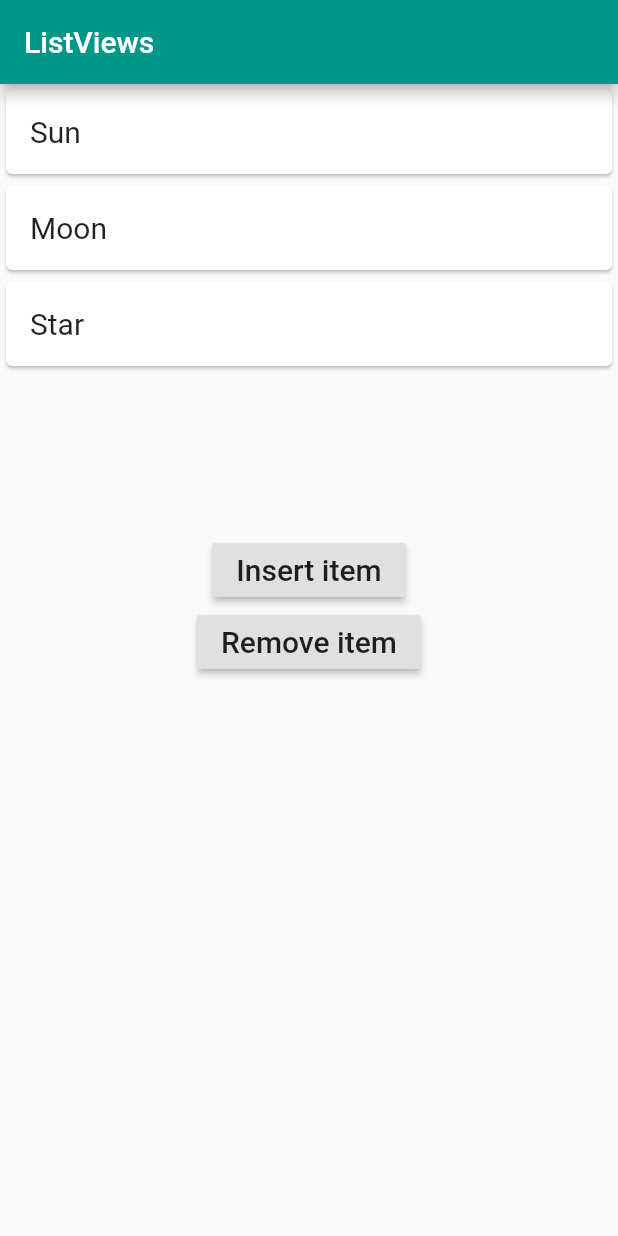
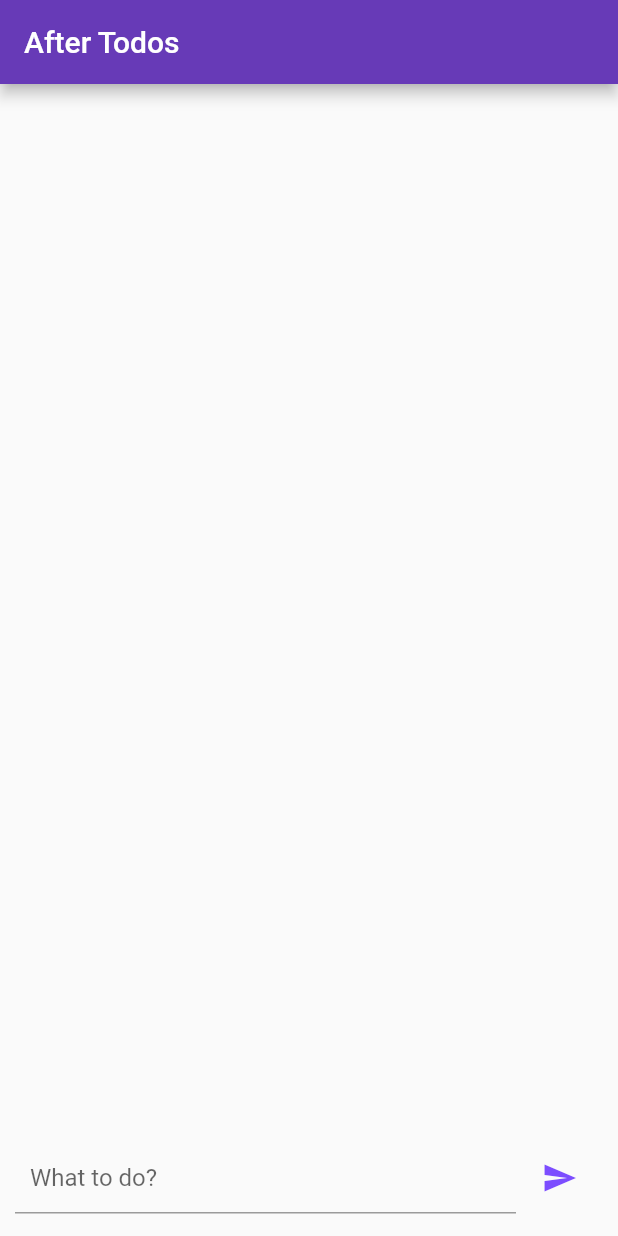
Before and after one commit to after-six/list-view-wonwoo, a Flutter app: the screen it shows after launch, on a phone screen of 412 x 824 dp. Run offline on Flutter 3.47's test engine with Material 2 defaults, Android fonts, the phone set to English and light mode, and no system bars.

Commit message:
Create todo list

```diff
--- a/lib/main.dart
+++ b/lib/main.dart
@@ -9,10 +9,10 @@ class MyApp extends StatelessWidget {
       debugShowCheckedModeBanner: false,
       title: 'ListViews',
       theme: ThemeData(
-        primarySwatch: Colors.teal,
+        primarySwatch: Colors.deepPurple,
       ),
       home: Scaffold(
-        appBar: AppBar(title: Text('ListViews')),
+        appBar: AppBar(title: Text('After Todos')),
         body: BodyLayout(),
       ),
     );
@@ -25,51 +25,71 @@ class BodyLayout extends StatefulWidget {
 }
 
 class BodyLayoutState extends State<BodyLayout> {
+  final GlobalKey<AnimatedListState> _listKey = GlobalKey();
+  final TextEditingController _textController = TextEditingController();
+  List<String> _data = [];
+  FocusNode todoInputFocusNode;
 
-  // The GlobalKey keeps track of the visible state of the list items
-  // while they are being animated.
-  final GlobalKey<AnimatedListState> _listKey = GlobalKey();
+  @override
+  void initState() {
+    super.initState();
+    todoInputFocusNode = FocusNode();
+  }
 
-  // backing data
-  List<String> _data = ['Sun', 'Moon', 'Star'];
+  @override
+  void dispose() {
+    todoInputFocusNode.dispose();
+    super.dispose();
+  }
 
   @override
   Widget build(BuildContext context) {
-    return Column(
+    return SafeArea(
+      child: Column(
         children: <Widget>[
-        SizedBox(
-          height: 300,
+          Flexible(
             child: AnimatedList(
-            // Give the Animated list the global key
               key: _listKey,
               initialItemCount: _data.length,
-            // Similar to ListView itemBuilder, but AnimatedList has
-            // an additional animation parameter.
               itemBuilder: (context, index, animation) {
-              // Breaking the row widget out as a method so that we can
-              // share it with the _removeSingleItem() method.
-              return _buildItem(_data[index], animation);
+                return _buildItem(_data[index], index, animation);
               },
             ),
           ),
-        RaisedButton(
-          child: Text('Insert item', style: TextStyle(fontSize: 20)),
-          onPressed: () {
-            _insertSingleItem();
-          },
+          Container(
+            margin: EdgeInsets.all(10),
+            child: Row(
+              children: <Widget>[
+                Flexible(
+                  child: TextField(
+                    controller: _textController,
+                    focusNode: todoInputFocusNode,
+                    onSubmitted: _insertSingleItem,
+                    decoration: InputDecoration(
+                      contentPadding: EdgeInsets.all(10),
+                      hintText: 'What to do?'
                     ),
-        RaisedButton(
-          child: Text('Remove item', style: TextStyle(fontSize: 20)),
-          onPressed: () {
-            _removeSingleItem();
-          },
-        )
+                  ),
+                ),
+                Container(
+                  margin: EdgeInsets.all(5),
+                  child: IconButton(
+                    onPressed: () => _insertSingleItem(_textController.text),
+                    icon: Icon(
+                      Icons.send,
+                      color: Colors.deepPurpleAccent,
+                    ),
+                  ),
+                ),
               ],
+            ),
+          ),
+        ],
+      ),
     );
   }
 
-  // This is the animated row with the Card.
-  Widget _buildItem(String item, Animation animation) {
+  Widget _buildItem(String item, int index, Animation animation) {
     return SizeTransition(
       sizeFactor: animation,
       child: Card(
@@ -78,31 +98,31 @@ class BodyLayoutState extends State<BodyLayout> {
             item,
             style: TextStyle(fontSize: 20),
           ),
+          onLongPress: () => _removeSingleItem(index),
         ),
       ),
     );
   }
 
-  void _insertSingleItem() {
-    String newItem = "Planet";
-    // Arbitrary location for demonstration purposes
-    int insertIndex = 2;
-    // Add the item to the data list.
-    _data.insert(insertIndex, newItem);
-    // Add the item visually to the AnimatedList.
-    _listKey.currentState.insertItem(insertIndex);
+  void _insertSingleItem(text) {
+    _textController.clear();
+    todoInputFocusNode.requestFocus();
+
+    if (text.length < 1) {
+      return;
     }
 
-  void _removeSingleItem() {
-    int removeIndex = 2;
-    // Remove item from data list but keep copy to give to the animation.
-    String removedItem = _data.removeAt(removeIndex);
-    // This builder is just for showing the row while it is still
-    // animating away. The item is already gone from the data list.
+    _data.insert(0, text);
+    _listKey.currentState.insertItem(0);
+  }
+
+  void _removeSingleItem(index) {
+    String removedItem = _data.removeAt(index);
+
     AnimatedListRemovedItemBuilder builder = (context, animation) {
-      return _buildItem(removedItem, animation);
+      return _buildItem(removedItem, index, animation);
     };
-    // Remove the item visually from the AnimatedList.
-    _listKey.currentState.removeItem(removeIndex, builder);
+
+    _listKey.currentState.removeItem(index, builder);
   }
 }
```
Lines whose indentation alone changed are shown as unchanged.
